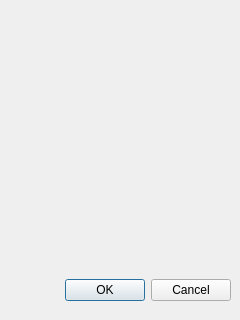
Old version of the form printoptiondialog.ui in the repository nullx002/mugo.
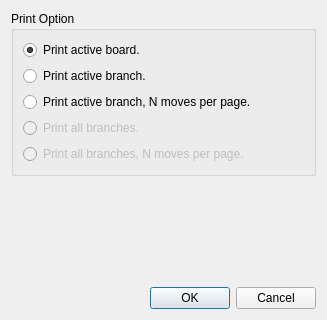
New version of the form.

Patch:
```diff
--- a/printoptiondialog.ui
+++ b/printoptiondialog.ui
@@ -1,33 +1,95 @@
 <ui version="4.0" >
  <class>PrintOptionDialog</class>
- <widget class="QDialog" name="PrintOptionDialog" >
-  <property name="geometry" >
+ <widget class="QDialog" name="PrintOptionDialog">
+  <property name="geometry">
    <rect>
     <x>0</x>
     <y>0</y>
-    <width>240</width>
+    <width>327</width>
     <height>320</height>
    </rect>
   </property>
   <property name="windowTitle" >
    <string>Dialog</string>
   </property>
-  <widget class="QDialogButtonBox" name="buttonBox" >
-   <property name="geometry" >
-    <rect>
-     <x>10</x>
-     <y>270</y>
-     <width>221</width>
-     <height>41</height>
-    </rect>
-   </property>
-   <property name="orientation" >
-    <enum>Qt::Horizontal</enum>
-   </property>
-   <property name="standardButtons" >
-    <set>QDialogButtonBox::Cancel|QDialogButtonBox::Ok</set>
-   </property>
-  </widget>
+  <layout class="QVBoxLayout" name="verticalLayout_2">
+   <item>
+    <widget class="QGroupBox" name="groupBox">
+     <property name="title">
+      <string>Print Option</string>
+     </property>
+     <layout class="QVBoxLayout" name="verticalLayout">
+      <item>
+       <widget class="QRadioButton" name="printActiveBoard">
+        <property name="text">
+         <string>Print active board.</string>
+        </property>
+        <property name="checked">
+         <bool>true</bool>
+        </property>
+       </widget>
+      </item>
+      <item>
+       <widget class="QRadioButton" name="printActiveBranch">
+        <property name="text">
+         <string>Print active branch.</string>
+        </property>
+       </widget>
+      </item>
+      <item>
+       <widget class="QRadioButton" name="printActiveBranchN">
+        <property name="text">
+         <string>Print active branch, N moves per page.</string>
+        </property>
+       </widget>
+      </item>
+      <item>
+       <widget class="QRadioButton" name="printAllBranches">
+        <property name="enabled">
+         <bool>false</bool>
+        </property>
+        <property name="text">
+         <string>Print all branches.</string>
+        </property>
+       </widget>
+      </item>
+      <item>
+       <widget class="QRadioButton" name="printAllBranchesN">
+        <property name="enabled">
+         <bool>false</bool>
+        </property>
+        <property name="text">
+         <string>Print all branches, N moves per page.</string>
+        </property>
+       </widget>
+      </item>
+     </layout>
+    </widget>
+   </item>
+   <item>
+    <spacer name="verticalSpacer">
+     <property name="orientation">
+      <enum>Qt::Vertical</enum>
+     </property>
+     <property name="sizeHint" stdset="0">
+      <size>
+       <width>20</width>
+       <height>40</height>
+      </size>
+     </property>
+    </spacer>
+   </item>
+   <item>
+    <widget class="QDialogButtonBox" name="buttonBox">
+     <property name="orientation">
+      <enum>Qt::Horizontal</enum>
+     </property>
+     <property name="standardButtons">
+      <set>QDialogButtonBox::Cancel|QDialogButtonBox::Ok</set>
+     </property>
+    </widget>
+   </item>
+  </layout>
  </widget>
  <resources/>
  <connections>
```
Left out of the diff: 13 changed lines with no effect on the pictures.
